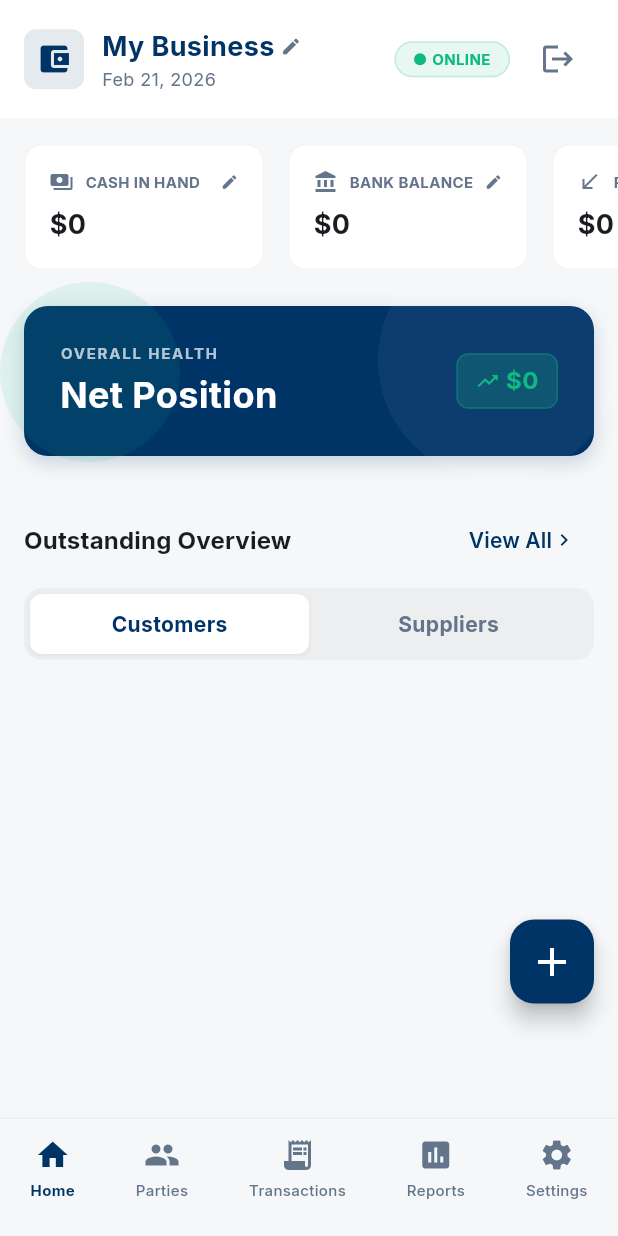
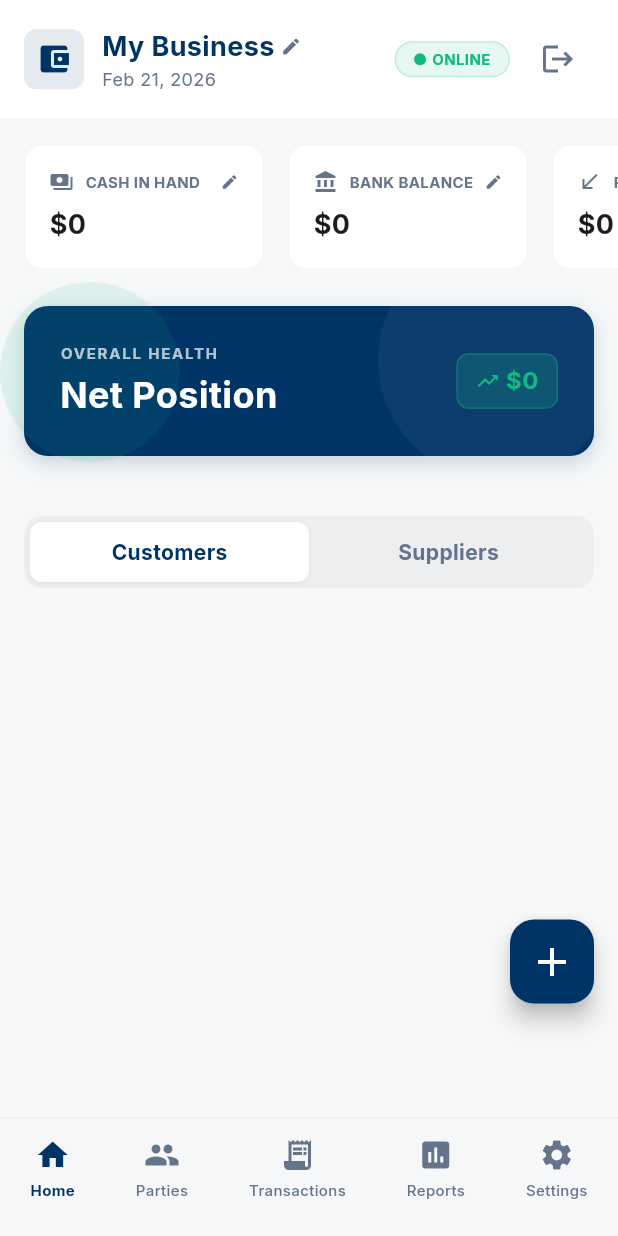
Before and after one commit to ShaikhNabeelShabbir/ledgerly_app, a Flutter app: the screen it shows once a user with an empty profile is signed in, on a phone screen of 412 x 824 dp. Run offline on Flutter 3.47's test engine with Material 3 defaults, Android fonts, the phone set to English and light mode, and no system bars; our stand-ins replace google_fonts, supabase_flutter; accounts and stored records are empty.

Commit message:
updated: dashboard and ledger

```diff
--- a/lib/screens/dashboard_screen.dart
+++ b/lib/screens/dashboard_screen.dart
@@ -252,24 +252,6 @@ class _DashboardScreenState extends State<DashboardScreen> {
                     ),
                     const SizedBox(height: 32),
                     // Outstanding Overview
-                    Padding(
-                      padding: const EdgeInsets.symmetric(horizontal: 16),
-                      child: Row(
-                        mainAxisAlignment: MainAxisAlignment.spaceBetween,
-                        children: [
-                          Text('Outstanding Overview', style: Theme.of(context).textTheme.titleMedium?.copyWith(fontWeight: FontWeight.bold)),
-                          TextButton(
-                            onPressed: () {},
-                            child: Row(
-                              children: [
-                                Text('View All', style: TextStyle(color: AppColors.primary, fontWeight: FontWeight.w600)),
-                                const Icon(Icons.chevron_right, size: 16, color: AppColors.primary),
-                              ],
-                            ),
-                          ),
-                        ],
-                      ),
-                    ),
                     const SizedBox(height: 8),
                     // Tabs
                     Padding(
```
Also changed, not shown: lib/screens/party_ledger_screen.dart (+36 -59 lines).
